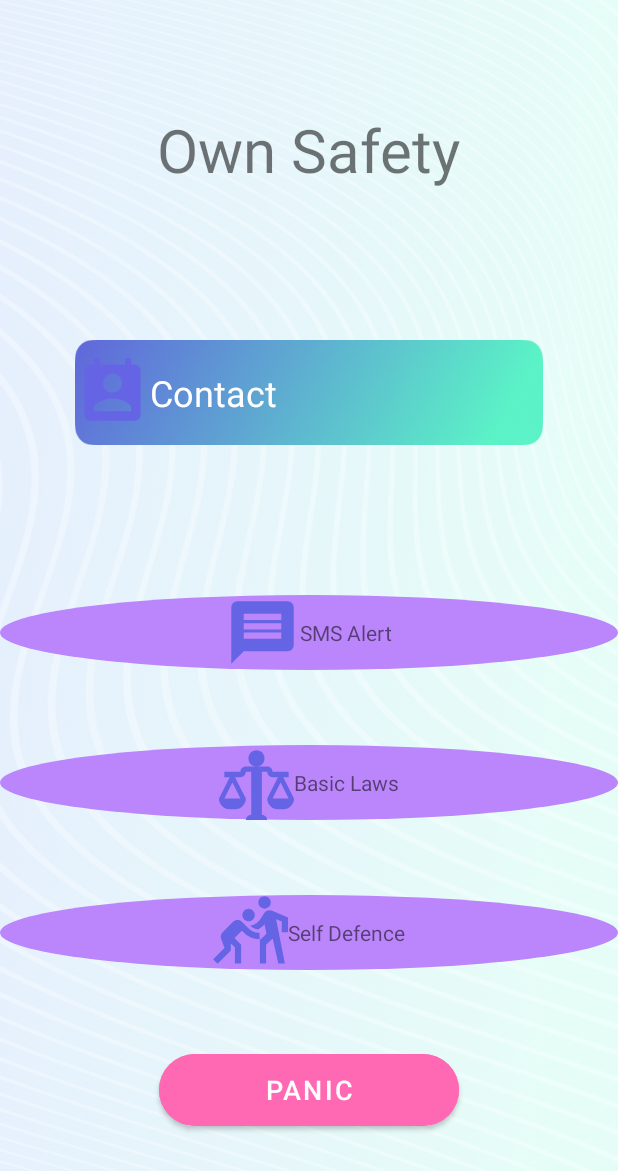
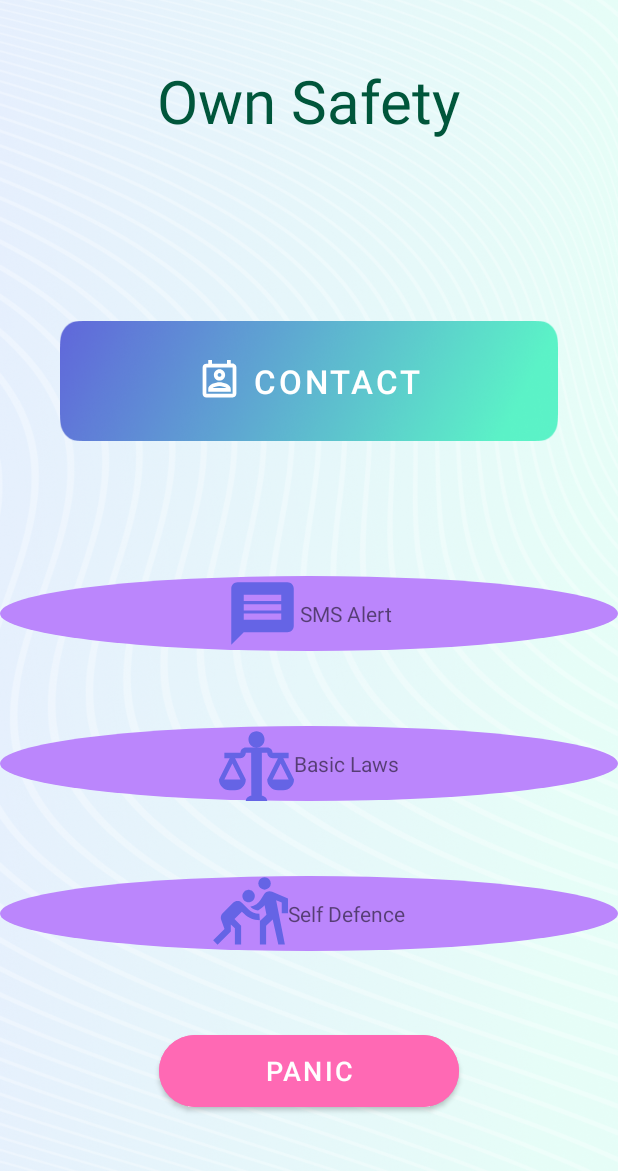
Before and after one commit to rerasi/Own-Safety, an Android app: the MainActivity screen opened directly, with no data from a screen before it, on a phone screen of 412 x 824 dp. Shown: the top 1171 px of the screen. Run offline under Robolectric (Android 15) with nearby library versions, the phone set to English and light mode, and no system bars; Roboto replaces fonts that are not available here.

Commit message:
Added contact button into main page

```diff
--- /dev/null
+++ b/app/src/main/res/color/btn_gra.xml
@@ -0,0 +1,68 @@
+<?xml version="1.0" encoding="utf-8"?>
+<selector xmlns:tools="http://schemas.android.com/tools" xmlns:android="http://schemas.android.com/apk/res/android" tools:ignore="ExtraText">
+        android:id="@+id/button_medi"
+        android:layout_width="165.49dp"
+        android:layout_height="48.32dp"
+        android:background="@drawable/button_medi"
+
+    <vector
+        xmlns:android="http://schemas.android.com/apk/res/android"
+        xmlns:aapt="http://schemas.android.com/aapt"
+        android:width="165.49dp"
+        android:height="48.32dp"
+        android:viewportWidth="165.49"
+        android:viewportHeight="48.32"
+        >
+
+        <group>
+
+            <clip-path
+                android:pathData="M12 0H153.489C160.117 0 165.489 5.37258 165.489 12V36.318C165.489 42.9455 160.117 48.318 153.489 48.318H12C5.37258 48.318 0 42.9455 0 36.318V12C0 5.37258 5.37258 0 12 0Z"
+                />
+
+            <group
+                android:translateX="0.479"
+                android:translateY="-3.701"
+                android:pivotX="82.745"
+                android:pivotY="24.159"
+                android:scaleX="2.561"
+                android:scaleY="15.171"
+                android:rotation="47.062"
+                >
+
+                <path
+                    android:pathData="M0 0V48.318H165.489V0"
+                    >
+
+                    <aapt:attr name="android:fillColor">
+
+                        <gradient
+                            android:type="linear"
+                            android:startX="41.372"
+                            android:startY="24.159"
+                            android:endX="124.117"
+                            android:endY="24.159"
+                            >
+
+                            <item
+                                android:color="#6069DA"
+                                android:offset="0"
+                                />
+
+                            <item
+                                android:color="#5BF2C7"
+                                android:offset="1"
+                                />
+
+                        </gradient>
+
+                    </aapt:attr>
+
+                </path>
+
+            </group>
+
+        </group>
+
+    </vector>
+</selector>
--- /dev/null
+++ b/app/src/main/res/drawable/ic_outline_perm_contact_calendar_24.xml
@@ -0,0 +1,5 @@
+<vector android:height="24dp" android:tint="#FFFFFF"
+    android:viewportHeight="24" android:viewportWidth="24"
+    android:width="24dp" xmlns:android="http://schemas.android.com/apk/res/android">
+    <path android:fillColor="@android:color/white" android:pathData="M20.84,4.22c-0.05,-0.12 -0.11,-0.23 -0.18,-0.34 -0.14,-0.21 -0.33,-0.4 -0.54,-0.54 -0.11,-0.07 -0.22,-0.13 -0.34,-0.18 -0.24,-0.1 -0.5,-0.16 -0.78,-0.16h-1L18,1h-2v2L8,3L8,1L6,1v2L5,3c-0.42,0 -0.8,0.13 -1.12,0.34 -0.21,0.14 -0.4,0.33 -0.54,0.54 -0.07,0.11 -0.13,0.22 -0.18,0.34 -0.1,0.24 -0.16,0.5 -0.16,0.78v14c0,1.1 0.89,2 2,2h14c0.28,0 0.54,-0.06 0.78,-0.16 0.12,-0.05 0.23,-0.11 0.34,-0.18 0.21,-0.14 0.4,-0.33 0.54,-0.54 0.21,-0.32 0.34,-0.71 0.34,-1.12L21,5c0,-0.28 -0.06,-0.54 -0.16,-0.78zM5,19L5,5h14v14L5,19zM12,12.88c-2.03,0 -6,1.08 -6,3.58L6,18h12v-1.53c0,-2.51 -3.97,-3.59 -6,-3.59zM8.31,16c0.69,-0.56 2.38,-1.12 3.69,-1.12s3.01,0.56 3.69,1.12L8.31,16zM12,12c1.65,0 3,-1.35 3,-3s-1.35,-3 -3,-3 -3,1.35 -3,3 1.35,3 3,3zM12,8c0.55,0 1,0.45 1,1s-0.45,1 -1,1 -1,-0.45 -1,-1 0.45,-1 1,-1z"/>
+</vector>
--- a/app/src/main/res/layout/activity_main.xml
+++ b/app/src/main/res/layout/activity_main.xml
@@ -8,56 +8,37 @@
     tools:context=".MainActivity">
 
     <TextView
+        android:id="@+id/title"
         android:layout_width="wrap_content"
         android:layout_height="wrap_content"
-        android:layout_above="@id/relativeLayout"
         android:layout_centerHorizontal="true"
-        android:layout_marginBottom="50dp"
         android:fontFamily="@font/courgette"
         android:text="Own Safety"
+        android:textColor="#00563B"
         android:textSize="40sp"
+        android:layout_marginTop="40dp"
         tools:ignore="HardcodedText" />
 
 
-    <RelativeLayout
-        android:id="@+id/relativeLayout"
-        android:layout_width="wrap_content"
-        android:layout_height="wrap_content"
-        android:layout_centerInParent="true">
-
-
-        <LinearLayout
-            android:id="@+id/first"
-            android:layout_width="match_parent"
-            android:layout_height="70dp"
-            android:layout_marginStart="50dp"
-            android:layout_marginLeft="40dp"
-            android:layout_marginTop="50dp"
-            android:layout_marginEnd="50dp"
-            android:layout_marginRight="40dp"
-            android:layout_marginBottom="50dp"
-            android:background="@drawable/button_hover"
-            android:clickable="true"
-            android:focusable="true"
-            android:gravity="center"
-            android:orientation="horizontal">
-
-            <ImageView
-                android:layout_width="50dp"
-                android:layout_height="50dp"
-                android:layout_gravity="center"
-                android:src="@drawable/contact" />
-
-            <TextView
-                android:layout_width="match_parent"
-                android:layout_height="wrap_content"
-                android:layout_gravity="center"
-                android:text="Contact"
-                android:textColor="#ffffff"
-                android:textSize="24sp"
-                tools:ignore="HardcodedText" />
-
-        </LinearLayout>
+    <Button
+        android:id="@+id/first"
+        android:layout_width="match_parent"
+        android:layout_height="80dp"
+        android:layout_below="@id/title"
+        android:layout_centerHorizontal="true"
+        android:layout_marginStart="40dp"
+        android:layout_marginTop="120dp"
+        android:layout_marginEnd="40dp"
+        android:layout_marginBottom="40dp"
+        android:background="@drawable/button_hover"
+        android:text="contact"
+        android:textSize="22sp"
+        app:backgroundTint="@color/btn_gra"
+        app:backgroundTintMode="add"
+        app:icon="@drawable/ic_outline_perm_contact_calendar_24"
+        app:iconGravity="textStart"
+        app:iconSize="30dp"
+        tools:ignore="HardcodedText" />
 
         <LinearLayout
             android:id="@+id/second"
@@ -130,7 +111,8 @@
                 android:layout_width="50dp"
                 android:layout_height="50dp"
                 android:layout_gravity="center"
-                android:src="@drawable/self_defence" />
+                android:src="@drawable/self_defence"
+                tools:ignore="ImageContrastCheck" />
 
             <TextView
                 android:layout_width="wrap_content"
@@ -140,19 +122,17 @@
         </LinearLayout>
 
 
-    </RelativeLayout>
-
     <com.google.android.material.button.MaterialButton
+        android:id="@+id/panicBtn"
+        android:layout_below="@id/fourth"
+        android:layout_width="200dp"
+        android:layout_height="60dp"
+        android:layout_centerHorizontal="true"
         android:layout_marginTop="50dp"
-        app:cornerRadius="100dp"
-        android:layout_width="200dp"
         android:backgroundTint="#FF69B4"
+        android:text="PANIC"
         android:textSize="18sp"
-        android:layout_height="60dp"
-        android:id="@+id/panicBtn"
-        android:text="PANIC"
-        android:layout_centerHorizontal="true"
-        android:layout_below="@id/relativeLayout"/>
+        app:cornerRadius="100dp" />
 
 
 </RelativeLayout>
--- a/app/src/main/res/values/colors.xml
+++ b/app/src/main/res/values/colors.xml
@@ -8,4 +8,5 @@
     <color name="black">#FF000000</color>
     <color name="white">#FFFFFFFF</color>
     <color name="blue">#2A4173</color>
+    <color name="btn_gradient">#6069DA</color>
 </resources>
```
